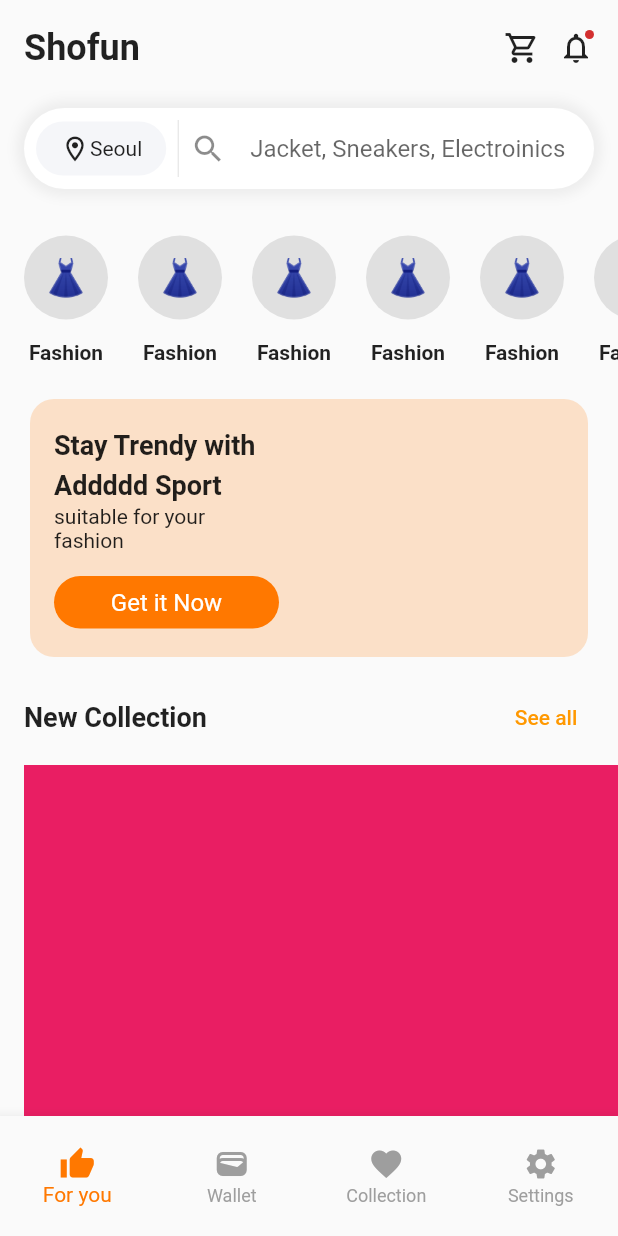
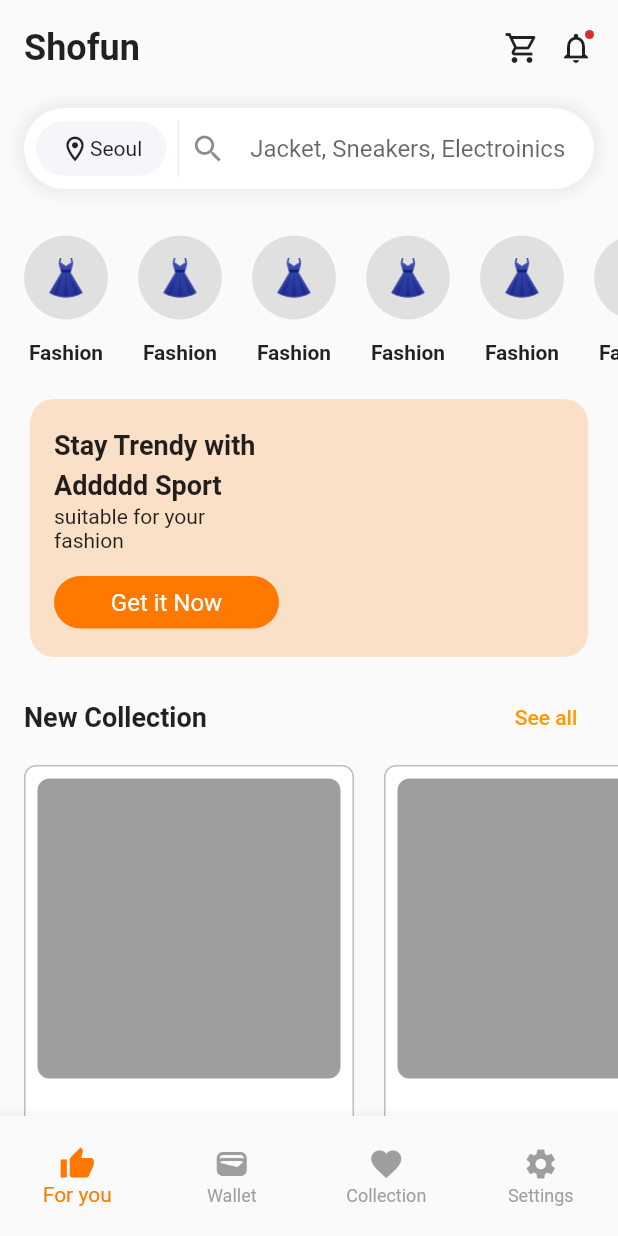
Before and after one commit to JAICHANGPARK/flutter_notebook_chapter_24, a Flutter app: the EcommerceMainPage screen opened directly, on a phone screen of 412 x 824 dp. Run offline on Flutter 3.47's test engine with Material 2 defaults, Android fonts, the phone set to English and light mode, and no system bars; our stand-ins replace flutter_riverpod, freezed_annotation, ionicons, percent_indicator; missing offline and left inert: crypto_font_icons; network calls fail.

Commit message:
Update ecommerce_home_widget.dart

```diff
--- a/lib/ep1383_ecommerce_app/view/ecommerce_home_widget.dart
+++ b/lib/ep1383_ecommerce_app/view/ecommerce_home_widget.dart
@@ -200,12 +200,41 @@ class _EcommerceHomeWidgetState extends State<EcommerceHomeWidget> {
                 Container(
                   margin: const EdgeInsets.fromLTRB(16, 8, 0, 16),
                   height: 300,
-                  color: Colors.pink,
                   child: ListView.builder(
                       scrollDirection: Axis.horizontal,
                       itemCount: 10,
                       itemBuilder: (context, index) {
-                        return Container();
+                        return Container(
+                          width: 220,
+                          margin: EdgeInsets.only(right: 20),
+                          decoration: BoxDecoration(
+                            color: Colors.white,
+                            border: Border.all(
+                              color: Colors.grey[400]!,
+                            ),
+                            borderRadius: BorderRadius.circular(8),
+                          ),
+                          child: Stack(
+                            children: [
+                              Positioned(
+                                  left: 8,
+                                  right: 8,
+                                  top: 8,
+                                  bottom: 8,
+                                  child: Column(
+                                    children: [
+                                      Container(
+                                        height: 200,
+                                        decoration: BoxDecoration(
+                                          color: Colors.grey,
+                                          borderRadius: BorderRadius.circular(8)
+                                        ),
+                                      )
+                                    ],
+                                  ))
+                            ],
+                          ),
+                        );
                       }),
                 ),
                 Container(
```
